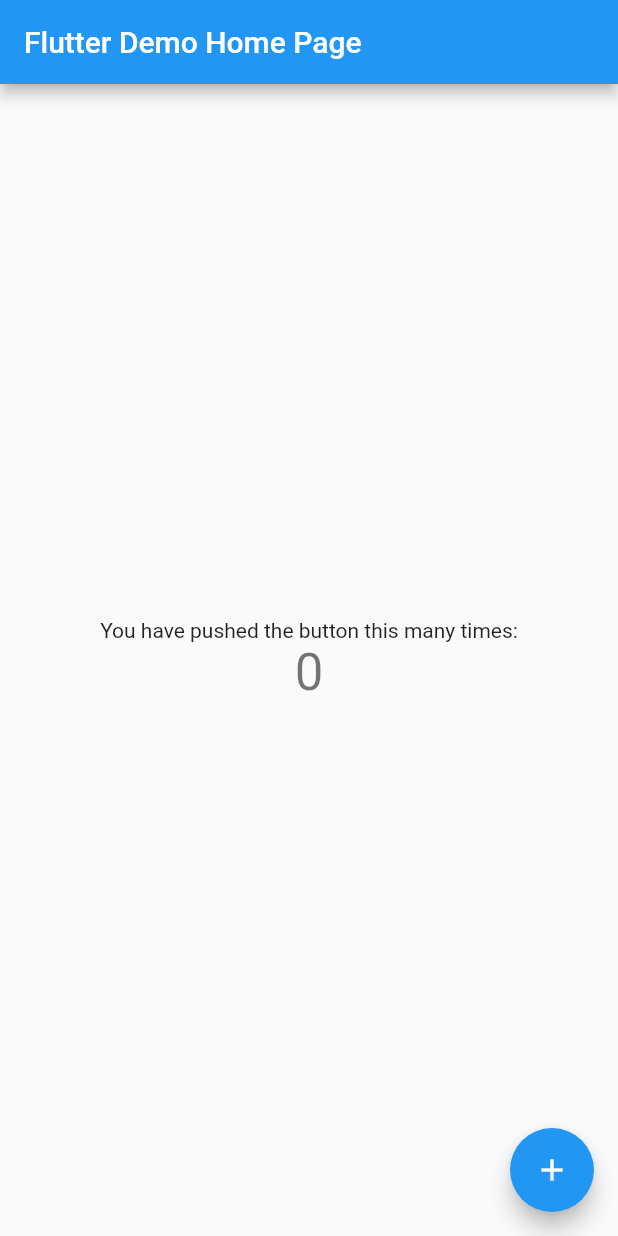
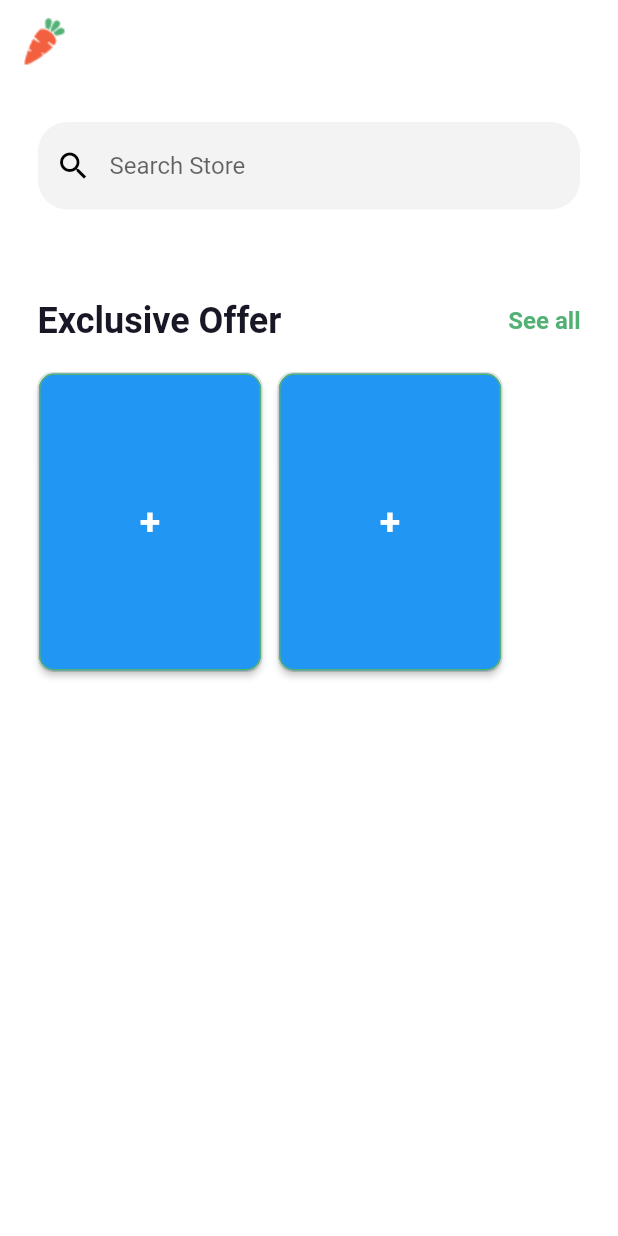
Before and after one commit to marlonchalegre/grocery_store, a Flutter app: the screen it shows after launch, on a phone screen of 412 x 824 dp. Run offline on Flutter 3.47's test engine with Material 2 defaults, Android fonts, the phone set to English and light mode, and no system bars.

Commit message:
initial home page

```diff
--- a/lib/main.dart
+++ b/lib/main.dart
@@ -1,4 +1,5 @@
 import 'package:flutter/material.dart';
+import 'package:grocery_store/page/home_page.dart';
 
 void main() {
   runApp(MyApp());
@@ -9,105 +10,12 @@ class MyApp extends StatelessWidget {
   @override
   Widget build(BuildContext context) {
     return MaterialApp(
-      title: 'Flutter Demo',
+      title: 'Grocery Store',
       theme: ThemeData(
-        // This is the theme of your application.
-        //
-        // Try running your application with "flutter run". You'll see the
-        // application has a blue toolbar. Then, without quitting the app, try
-        // changing the primarySwatch below to Colors.green and then invoke
-        // "hot reload" (press "r" in the console where you ran "flutter run",
-        // or simply save your changes to "hot reload" in a Flutter IDE).
-        // Notice that the counter didn't reset back to zero; the application
-        // is not restarted.
         primarySwatch: Colors.blue,
+        scaffoldBackgroundColor: Colors.white,
       ),
-      home: MyHomePage(title: 'Flutter Demo Home Page'),
+      home: HomePage(),
     );
   }
 }
-
-class MyHomePage extends StatefulWidget {
-  MyHomePage({Key? key, required this.title}) : super(key: key);
-
-  // This widget is the home page of your application. It is stateful, meaning
-  // that it has a State object (defined below) that contains fields that affect
-  // how it looks.
-
-  // This class is the configuration for the state. It holds the values (in this
-  // case the title) provided by the parent (in this case the App widget) and
-  // used by the build method of the State. Fields in a Widget subclass are
-  // always marked "final".
-
-  final String title;
-
-  @override
-  _MyHomePageState createState() => _MyHomePageState();
-}
-
-class _MyHomePageState extends State<MyHomePage> {
-  int _counter = 0;
-
-  void _incrementCounter() {
-    setState(() {
-      // This call to setState tells the Flutter framework that something has
-      // changed in this State, which causes it to rerun the build method below
-      // so that the display can reflect the updated values. If we changed
-      // _counter without calling setState(), then the build method would not be
-      // called again, and so nothing would appear to happen.
-      _counter++;
-    });
-  }
-
-  @override
-  Widget build(BuildContext context) {
-    // This method is rerun every time setState is called, for instance as done
-    // by the _incrementCounter method above.
-    //
-    // The Flutter framework has been optimized to make rerunning build methods
-    // fast, so that you can just rebuild anything that needs updating rather
-    // than having to individually change instances of widgets.
-    return Scaffold(
-      appBar: AppBar(
-        // Here we take the value from the MyHomePage object that was created by
-        // the App.build method, and use it to set our appbar title.
-        title: Text(widget.title),
-      ),
-      body: Center(
-        // Center is a layout widget. It takes a single child and positions it
-        // in the middle of the parent.
-        child: Column(
-          // Column is also a layout widget. It takes a list of children and
-          // arranges them vertically. By default, it sizes itself to fit its
-          // children horizontally, and tries to be as tall as its parent.
-          //
-          // Invoke "debug painting" (press "p" in the console, choose the
-          // "Toggle Debug Paint" action from the Flutter Inspector in Android
-          // Studio, or the "Toggle Debug Paint" command in Visual Studio Code)
-          // to see the wireframe for each widget.
-          //
-          // Column has various properties to control how it sizes itself and
-          // how it positions its children. Here we use mainAxisAlignment to
-          // center the children vertically; the main axis here is the vertical
-          // axis because Columns are vertical (the cross axis would be
-          // horizontal).
-          mainAxisAlignment: MainAxisAlignment.center,
-          children: <Widget>[
-            Text(
-              'You have pushed the button this many times:',
-            ),
-            Text(
-              '$_counter',
-              style: Theme.of(context).textTheme.headline4,
-            ),
-          ],
-        ),
-      ),
-      floatingActionButton: FloatingActionButton(
-        onPressed: _incrementCounter,
-        tooltip: 'Increment',
-        child: Icon(Icons.add),
-      ), // This trailing comma makes auto-formatting nicer for build methods.
-    );
-  }
-}
--- /dev/null
+++ b/lib/page/home_page.dart
@@ -0,0 +1,20 @@
+import 'package:flutter/material.dart';
+import 'package:grocery_store/widget/home_widget.dart';
+
+class HomePage extends StatelessWidget {
+  const HomePage({Key? key}) : super(key: key);
+
+  @override
+  Widget build(BuildContext context) {
+    return Scaffold(
+      appBar: AppBar(
+        elevation: 0,
+        backgroundColor: Colors.white,
+        title: Container(
+          child: Image.asset("assets/images/header_app_icon.png"),
+        ),
+      ),
+      body: HomeWidget(),
+    );
+  }
+}
--- /dev/null
+++ b/lib/util/colors.dart
@@ -0,0 +1,14 @@
+import 'package:flutter/material.dart';
+
+class GroceryColors {
+  static const green = Color(0xFF53B175);
+  static const greenx10 = Color(0x1A53B175);
+  static const greenx70 = Color(0xB353B175);
+  static const greenx30 = Color(0x4D53B175);
+
+  static const lightGrey = Color(0xFFF2F3F2);
+  static const darkGrey = Color(0xFF7C7C7C);
+  static const grey = Color(0xFFE2E2E2);
+
+  static const blackThatsNotBlack = Color(0xFF181725);
+}
--- /dev/null
+++ b/lib/widget/home_widget.dart
@@ -0,0 +1,81 @@
+import 'package:flutter/material.dart';
+import 'package:grocery_store/util/colors.dart';
+import 'package:grocery_store/widget/offer_widget.dart';
+
+class HomeWidget extends StatelessWidget {
+  const HomeWidget({Key? key}) : super(key: key);
+
+  @override
+  Widget build(BuildContext context) {
+    return Container(
+      margin: EdgeInsets.only(top: 25),
+      child: Padding(
+        padding: const EdgeInsets.symmetric(horizontal: 25),
+        child: Column(
+          children: [
+            TextField(
+              cursorColor: Colors.grey,
+              decoration: InputDecoration(
+                filled: true,
+                fillColor: GroceryColors.lightGrey,
+                hintText: "Search Store",
+                prefixIcon: Icon(
+                  Icons.search,
+                  color: Colors.black,
+                ),
+                enabledBorder: textFieldDecoration(),
+                focusedBorder: textFieldDecoration(),
+              ),
+            ),
+            SizedBox(
+              height: 60,
+            ),
+            Row(
+              mainAxisAlignment: MainAxisAlignment.spaceBetween,
+              children: [
+                Text(
+                  "Exclusive Offer",
+                  style: TextStyle(
+                    fontSize: 24,
+                    fontWeight: FontWeight.bold,
+                    color: GroceryColors.blackThatsNotBlack,
+                  ),
+                ),
+                Text(
+                  "See all",
+                  style: TextStyle(
+                    fontSize: 16,
+                    fontWeight: FontWeight.w600,
+                    color: GroceryColors.green,
+                  ),
+                ),
+              ],
+            ),
+            SizedBox(
+              height: 20,
+            ),
+            Row(
+              children: [
+                OfferWidget(),
+                SizedBox(
+                  width: 10,
+                ),
+                OfferWidget(),
+              ],
+            )
+          ],
+        ),
+      ),
+    );
+  }
+
+  OutlineInputBorder textFieldDecoration() {
+    return OutlineInputBorder(
+      borderRadius: BorderRadius.circular(20),
+      borderSide: BorderSide(
+        color: Colors.white,
+        width: 0,
+      ),
+    );
+  }
+}
--- /dev/null
+++ b/lib/widget/offer_widget.dart
@@ -0,0 +1,34 @@
+import 'package:flutter/material.dart';
+import 'package:grocery_store/util/colors.dart';
+
+class OfferWidget extends StatelessWidget {
+  const OfferWidget({Key? key}) : super(key: key);
+
+  @override
+  Widget build(BuildContext context) {
+    return Container(
+      width: 150,
+      height: 200,
+      decoration: BoxDecoration(
+          borderRadius: BorderRadius.circular(10),
+          border: Border.all(color: GroceryColors.grey)),
+      child: ElevatedButton(
+        onPressed: () {},
+        child: Text(
+          "+",
+          style: TextStyle(fontSize: 25, fontWeight: FontWeight.bold),
+        ),
+        style: ButtonStyle(
+          shape: MaterialStateProperty.all<RoundedRectangleBorder>(
+            RoundedRectangleBorder(
+              borderRadius: BorderRadius.circular(10),
+              side: BorderSide(
+                color: GroceryColors.green,
+              ),
+            ),
+          ),
+        ),
+      ),
+    );
+  }
+}
--- a/pubspec.yaml
+++ b/pubspec.yaml
@@ -45,9 +45,8 @@ flutter:
   uses-material-design: true
 
   # To add assets to your application, add an assets section, like this:
-  # assets:
-  #   - images/a_dot_burr.jpeg
-  #   - images/a_dot_ham.jpeg
+  assets:
+    - assets/images/
 
   # An image asset can refer to one or more resolution-specific "variants", see
   # https://flutter.dev/assets-and-images/#resolution-aware.
```
Also changed, not shown: assets/images/header_app_icon.png (added).
